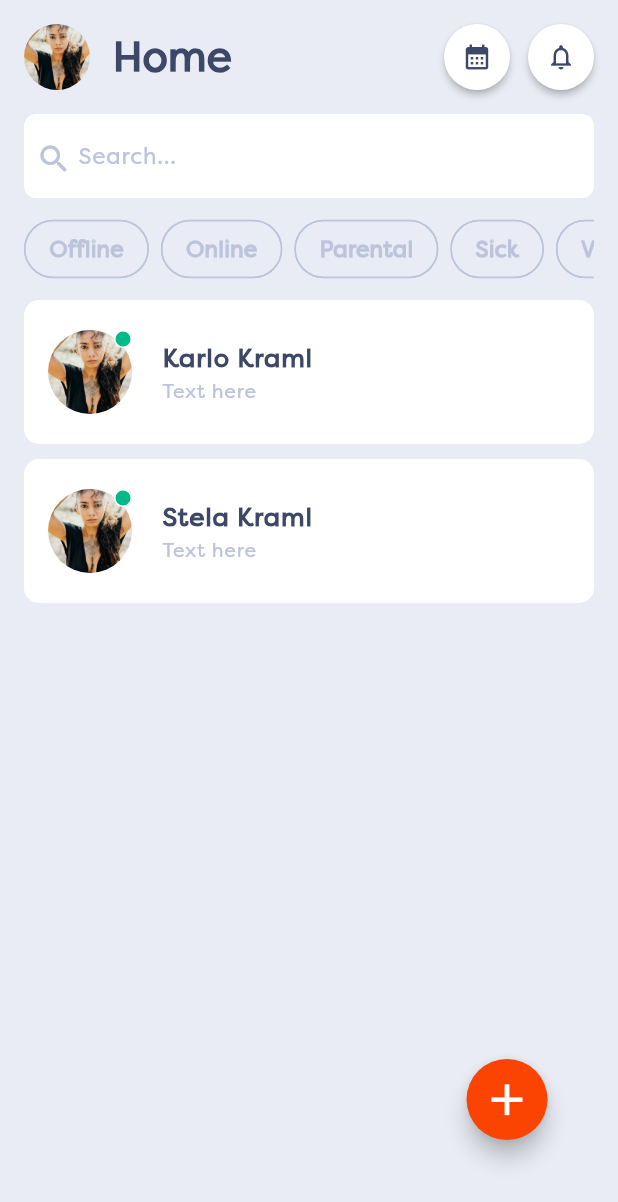
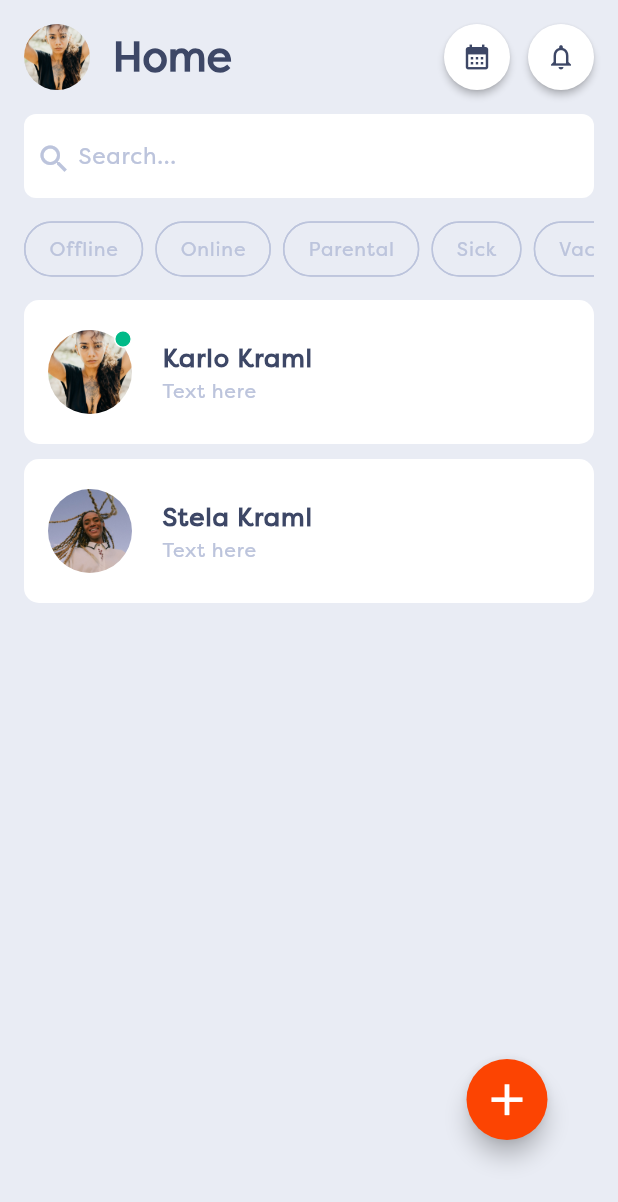
Before and after one commit to KarloK34/CobeInternship, a Flutter app: the HomeScreen screen opened by its route, on a phone screen of 412 x 824 dp. Shown: the top 1202 px of the screen. Run offline on Flutter 3.47's test engine with Material 3 defaults, Android fonts, the light colour scheme and no system bars; our stand-ins replace flutter_form_builder, flutter_riverpod, form_builder_validators, hive; accounts and stored records are empty.

Commit message:
Theme and Riverpod for filtering users

```diff
--- a/lib/main.dart
+++ b/lib/main.dart
@@ -57,7 +57,7 @@ List<User> createUsers() {
   if (userBox.isEmpty) {
     final users = [
       User(1, 'Karlo', 'Kraml', Role.Student, AppImages.dummyProfile, ConnectionStatus.Online),
-      User(2, 'Stela', 'Kraml', Role.Student, AppImages.dummyProfile, ConnectionStatus.Online)
+      User(2, 'Stela', 'Kraml', Role.Student, AppImages.dummyProfile2, ConnectionStatus.Offline)
     ];
 
     for (var user in users) {
--- a/lib/providers/loading_provider.dart
+++ /dev/null
@@ -1,3 +0,0 @@
-import 'package:flutter_riverpod/flutter_riverpod.dart';
-
-final loadingStateProvider = StateProvider<bool>((ref) => false);
--- a/lib/ui_components/bars/chip_bar.dart
+++ b/lib/ui_components/bars/chip_bar.dart
@@ -1,46 +1,41 @@
 import 'package:first_project/enums/chip_type.dart';
+import 'package:first_project/providers/filtered_users_notifier_provider.dart';
+import 'package:first_project/providers/filters_notifier_provider.dart';
 import 'package:first_project/ui_components/shareable/my_chip.dart';
-import 'package:first_project/utilities/app_colors.dart';
 import 'package:flutter/material.dart';
+import 'package:flutter_riverpod/flutter_riverpod.dart';
 
-class ChipBar extends StatefulWidget {
+class ChipBar extends ConsumerWidget {
+  static const List<String> chipLabels = [
+    'Offline',
+    'Online',
+    'Parental',
+    'Sick',
+    'Vacation',
+  ];
+
   const ChipBar({super.key});
 
   @override
-  State<ChipBar> createState() => _ChipBarState();
-}
-
-class _ChipBarState extends State<ChipBar> {
-  final Map<String, bool> chipLabels = {'Offline': false, 'Online': false, 'Parental': false, 'Sick': false, 'Vacation': false};
-
-  void _toggle(String key) {
-    setState(() {
-      chipLabels.forEach((k, value) {
-        chipLabels[k] = k == key ? !value : false;
-      });
-    });
-  }
-
-  @override
-  Widget build(BuildContext context) {
-    final labels = chipLabels.keys.toList();
+  Widget build(BuildContext context, WidgetRef ref) {
+    ref.watch(filtersNotifierProvider);
     return SizedBox(
       height: 48,
       child: ListView.builder(
           scrollDirection: Axis.horizontal,
           itemCount: chipLabels.length,
           itemBuilder: (context, index) {
-            final labelName = labels[index];
+            final labelName = chipLabels[index];
             return GestureDetector(
               onTap: () {
-                _toggle(chipLabels.keys.toList()[index]);
+                ref.read(filtersNotifierProvider.notifier).toggleFilter(labelName);
+                ref.read(filteredUsersNotifierProvider.notifier).filterUsers();
               },
               child: Padding(
                 padding: const EdgeInsets.only(right: 8.0),
                 child: MyChip(
                   chipType: ChipType.regular,
                   label: labelName,
-                  color: chipLabels[labelName] ?? false ? AppColors.green : AppColors.backgroundColor,
                   borderRadius: 20,
                 ),
               ),
--- a/lib/ui_components/bars/my_search_bar.dart
+++ b/lib/ui_components/bars/my_search_bar.dart
@@ -1,17 +1,45 @@
+import 'package:first_project/providers/filtered_users_notifier_provider.dart';
+import 'package:first_project/providers/search_query_notifier_provider.dart';
 import 'package:first_project/utilities/app_colors.dart';
-import 'package:first_project/utilities/app_fonts.dart';
 import 'package:flutter/material.dart';
+import 'package:flutter_riverpod/flutter_riverpod.dart';
 
-class MySearchBar extends StatelessWidget {
+class MySearchBar extends ConsumerStatefulWidget {
   const MySearchBar({
     super.key,
   });
+
+  @override
+  ConsumerState<MySearchBar> createState() => _MySearchBarState();
+}
+
+class _MySearchBarState extends ConsumerState<MySearchBar> {
+  late TextEditingController _controller;
+
+  @override
+  void initState() {
+    super.initState();
+    _controller = TextEditingController();
+
+    _controller.addListener(() {
+      final query = _controller.text;
+      ref.read(searchQueryNotifierProvider.notifier).updateSearchQuery(query);
+      ref.read(filteredUsersNotifierProvider.notifier).filterUsers();
+    });
+  }
+
+  @override
+  void dispose() {
+    _controller.dispose();
+    super.dispose();
+  }
 
   @override
   Widget build(BuildContext context) {
     return Container(
       padding: const EdgeInsets.fromLTRB(0, 16, 0, 0),
       child: SearchBar(
+        controller: _controller,
         elevation: const WidgetStatePropertyAll(0),
         leading: const SizedBox(
           height: 20,
@@ -22,13 +50,8 @@ class MySearchBar extends StatelessWidget {
           ),
         ),
         hintText: 'Search...',
-        hintStyle: const WidgetStatePropertyAll(
-          TextStyle(
-            fontFamily: AppFonts.filsonPro,
-            color: AppColors.regularTextColor,
-            fontSize: 15,
-            fontWeight: FontWeight.w400,
-          ),
+        hintStyle: WidgetStatePropertyAll(
+          Theme.of(context).textTheme.labelMedium!.copyWith(color: AppColors.regularTextColor),
         ),
         backgroundColor: const WidgetStatePropertyAll(Colors.white),
         shape: WidgetStatePropertyAll(
--- a/lib/ui_components/login/email_text_field.dart
+++ b/lib/ui_components/login/email_text_field.dart
@@ -1,4 +1,4 @@
-import 'package:first_project/providers/email_provider.dart';
+import 'package:first_project/providers/email_notifier_provider.dart';
 import 'package:first_project/utilities/app_colors.dart';
 import 'package:flutter/material.dart';
 import 'package:flutter_form_builder/flutter_form_builder.dart';
--- a/lib/ui_components/login/login_failed_dialog.dart
+++ b/lib/ui_components/login/login_failed_dialog.dart
@@ -1,5 +1,5 @@
-import 'package:first_project/providers/email_provider.dart';
-import 'package:first_project/providers/passwords_provider.dart';
+import 'package:first_project/providers/email_notifier_provider.dart';
+import 'package:first_project/providers/password_state_provider.dart';
 import 'package:first_project/utilities/app_colors.dart';
 import 'package:flutter/material.dart';
 import 'package:flutter_riverpod/flutter_riverpod.dart';
--- a/lib/ui_components/login/password_text_field.dart
+++ b/lib/ui_components/login/password_text_field.dart
@@ -1,4 +1,4 @@
-import 'package:first_project/providers/passwords_provider.dart';
+import 'package:first_project/providers/password_state_provider.dart';
 import 'package:first_project/utilities/app_colors.dart';
 import 'package:flutter/material.dart';
 import 'package:flutter_form_builder/flutter_form_builder.dart';
--- a/lib/ui_components/shareable/my_chip.dart
+++ b/lib/ui_components/shareable/my_chip.dart
@@ -1,22 +1,23 @@
 import 'package:first_project/enums/chip_type.dart';
 import 'package:first_project/enums/connection_status.dart';
 import 'package:first_project/enums/leave_request_status.dart';
+import 'package:first_project/providers/filters_notifier_provider.dart';
 import 'package:first_project/utilities/app_colors.dart';
-import 'package:first_project/utilities/app_fonts.dart';
 import 'package:flutter/material.dart';
+import 'package:flutter_riverpod/flutter_riverpod.dart';
 
-class MyChip extends StatelessWidget {
+class MyChip extends ConsumerWidget {
   final ChipType chipType;
   final LeaveRequestStatus? requestStatus;
   final ConnectionStatus? connectionStatus;
   final String? label;
-  final Color? color;
   final double borderRadius;
 
-  const MyChip({super.key, required this.chipType, this.requestStatus, this.connectionStatus, this.label, this.color, this.borderRadius = 12.0});
+  const MyChip({super.key, required this.chipType, this.requestStatus, this.connectionStatus, this.label, this.borderRadius = 12.0});
 
   @override
-  Widget build(BuildContext context) {
+  Widget build(BuildContext context, WidgetRef ref) {
+    ref.watch(filtersNotifierProvider);
     String chipLabel;
     Color chipColor;
     Color labelColor;
@@ -36,16 +37,15 @@ class MyChip extends StatelessWidget {
         break;
       case ChipType.regular:
         chipLabel = label ?? 'Chip';
-        chipColor = color ?? Colors.white;
-        labelColor = borderColor = color == AppColors.green ? Colors.white : AppColors.regularTextColor;
+        chipColor = ref.read(filtersNotifierProvider.notifier).isSelected(chipLabel) ? AppColors.green : AppColors.backgroundColor;
+        labelColor = borderColor = chipColor == AppColors.green ? Colors.white : AppColors.regularTextColor;
         break;
     }
 
     return Chip(
-      label: Text(chipLabel),
-      labelStyle: TextStyle(
-        fontFamily: AppFonts.filsonPro,
-        color: labelColor,
+      label: Text(
+        chipLabel,
+        style: Theme.of(context).textTheme.labelSmall!.copyWith(color: labelColor),
       ),
       backgroundColor: chipColor,
       shape: RoundedRectangleBorder(
--- a/lib/ui_components/user_tiles.dart
+++ b/lib/ui_components/user_tiles.dart
@@ -1,17 +1,16 @@
-import 'package:first_project/models/user.dart';
+import 'package:first_project/providers/filtered_users_notifier_provider.dart';
 import 'package:first_project/ui_components/user_container.dart';
 import 'package:flutter/material.dart';
-import 'package:hive/hive.dart';
+import 'package:flutter_riverpod/flutter_riverpod.dart';
 
-class UserTiles extends StatelessWidget {
+class UserTiles extends ConsumerWidget {
   const UserTiles({
     super.key,
   });
 
   @override
-  Widget build(BuildContext context) {
-    var userBox = Hive.box<User>('userBox');
-    var users = userBox.values.toList();
+  Widget build(BuildContext context, WidgetRef ref) {
+    var users = ref.watch(filteredUsersNotifierProvider);
     return Expanded(
       child: ListView.builder(
         itemCount: users.length,
--- a/lib/utilities/app_text_styles.dart
+++ b/lib/utilities/app_text_styles.dart
@@ -29,4 +29,8 @@ abstract class AppTextStyles {
     fontSize: 15,
     fontWeight: FontWeight.w400,
   );
+  static const TextStyle labelSmall = TextStyle(
+    fontSize: 13,
+    fontWeight: FontWeight.w400,
+  );
 }
--- a/lib/utilities/app_theme.dart
+++ b/lib/utilities/app_theme.dart
@@ -29,6 +29,7 @@ class AppTheme {
         bodyMedium: AppTextStyles.bodyMedium,
         labelLarge: AppTextStyles.labelLarge,
         labelMedium: AppTextStyles.labelMedium,
+        labelSmall: AppTextStyles.labelSmall,
       ),
     );
   }
```
Also changed, not shown: lib/providers/filtered_users_notifier_provider.dart (added, +49 -0 lines), lib/providers/filters_notifier_provider.dart (added, +22 -0 lines), lib/providers/search_query_notifier_provider.dart (added, +14 -0 lines), lib/ui_components/login/login_button.dart (+3 -5 lines), lib/providers/email_notifier_provider.dart (renamed from lib/providers/email_provider.dart), lib/providers/password_state_provider.dart (renamed from lib/providers/passwords_provider.dart), 10 other files.
